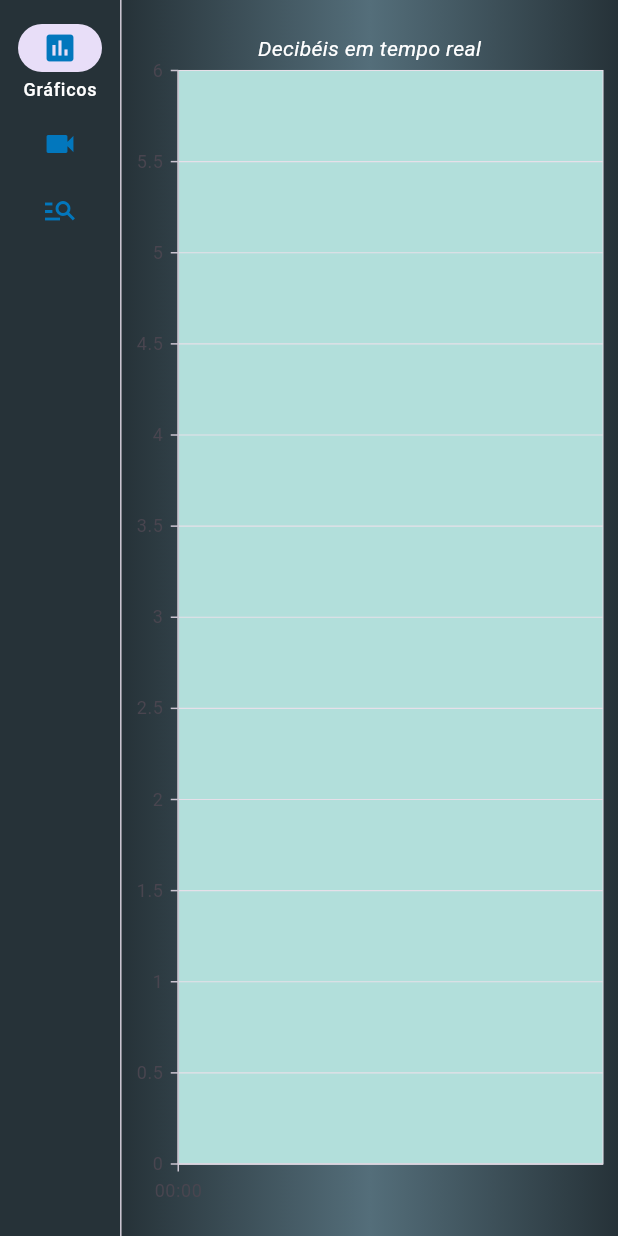
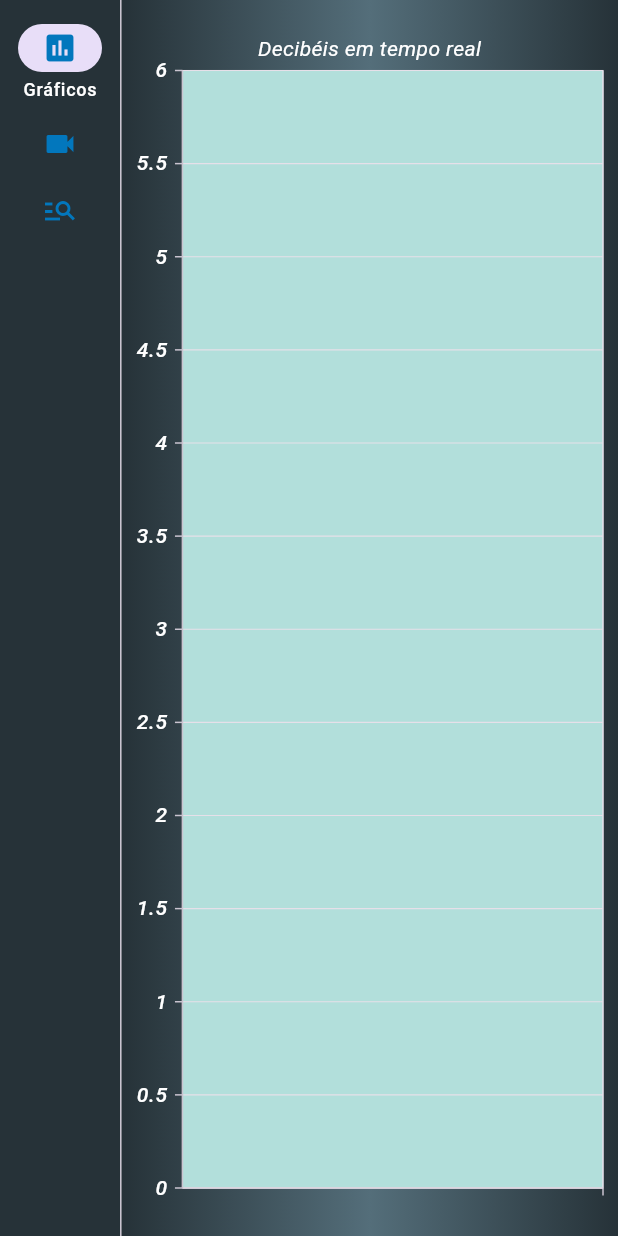
Before and after one commit to lucas-bernardino/ufsc-iniciacao-cientifica, a Flutter app: the screen it shows after launch, on a phone screen of 412 x 824 dp. Run offline on Flutter 3.47's test engine with Material 3 defaults, Android fonts, the phone set to English and light mode, and no system bars; our stand-ins replace csv, dio, flutter_dotenv, syncfusion_flutter_charts; network calls fail.

Commit message:
Change axis colors

```diff
--- a/ui/lib/chart.dart
+++ b/ui/lib/chart.dart
@@ -76,9 +76,26 @@ class _MicChart extends State<MicChart> {
                       enable: true,
                       borderColor: Colors.deepOrange,
                       borderWidth: 2,
-                      header: "foo",
+                      header: "",
                     ),
-                    primaryXAxis: const DateTimeAxis(),
+                    primaryXAxis: const CategoryAxis(
+                        labelStyle: TextStyle(
+                            color: Colors.white,
+                            fontFamily: 'Roboto',
+                            fontSize: 14,
+                            fontStyle: FontStyle.italic,
+                            fontWeight: FontWeight.w500
+                        )
+                    ),
+                    primaryYAxis: const NumericAxis(
+                        labelStyle: TextStyle(
+                            color: Colors.white,
+                            fontFamily: 'Roboto',
+                            fontSize: 14,
+                            fontStyle: FontStyle.italic,
+                            fontWeight: FontWeight.w500
+                        )
+                    ),
                     plotAreaBackgroundColor: Colors.teal[100],
                     series: <CartesianSeries>[
                       // Renders line chart
```
